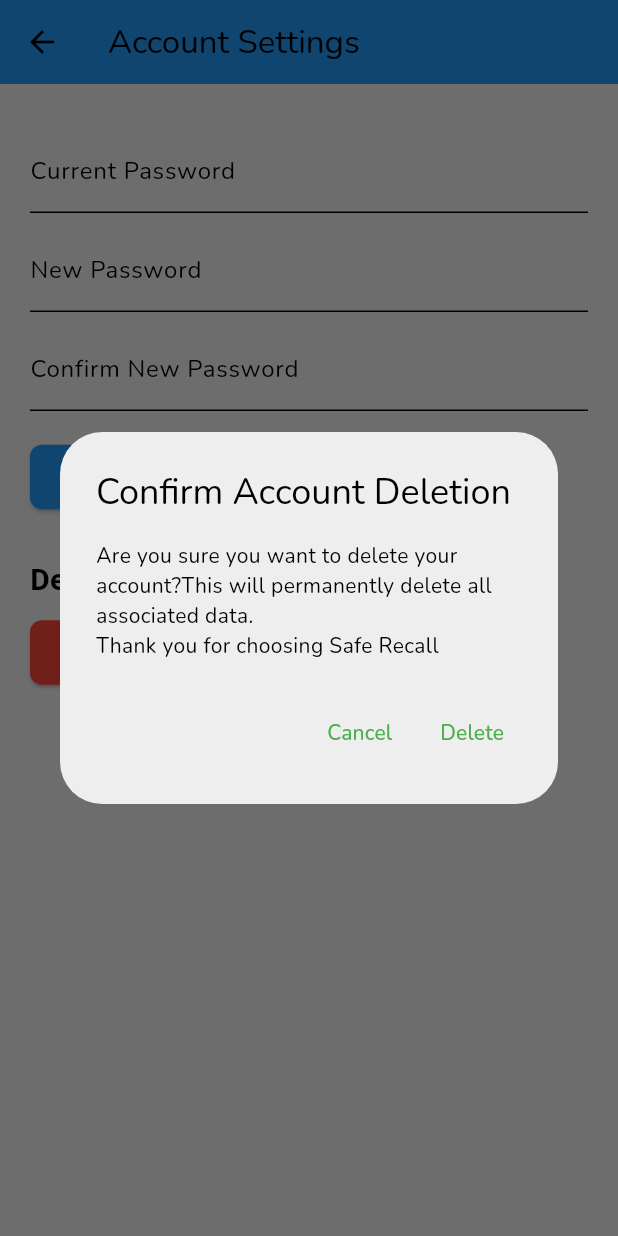
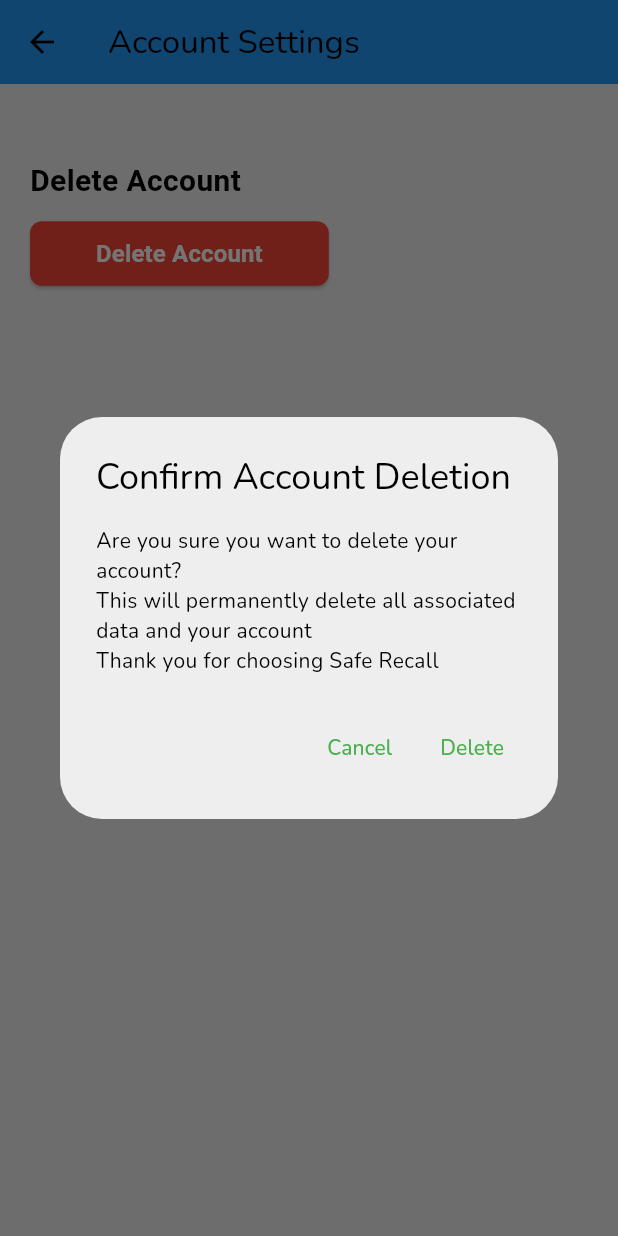
Before and after one commit to Wairioko/FDA-Recall-Alert, a Flutter app: the AccountSettingsWidget screen opened by its route, after a tap on "Delete Account", on a phone screen of 412 x 824 dp. Run offline on Flutter 3.47's test engine with Material 3 defaults, Android fonts, the phone set to English and light mode, and no system bars; our stand-ins replace bloc, camera, cloud_firestore, dartz, dio, firebase_auth and 19 more; missing offline and left inert: dart:ffi, google_mlkit_text_recognition, purchases_flutter; accounts and stored records are empty; network calls fail; Roboto replaces fonts that are missing (San Francisco).

```diff
--- a/lib/ui/screens/user_account/account_security.dart
+++ b/lib/ui/screens/user_account/account_security.dart
@@ -9,10 +9,6 @@ class AccountSettingsWidget extends StatefulWidget {
 }
 
 class _AccountSettingsWidgetState extends State<AccountSettingsWidget> {
-  bool _isSocialSignIn = true; // Set this value based on your authentication method
-  String _currentPassword = '';
-  String _newPassword = '';
-  String _confirmPassword = '';
 
   Future<void> _showDeleteConfirmationDialog() async {
     return showDialog<void>(
@@ -24,8 +20,8 @@ class _AccountSettingsWidgetState extends State<AccountSettingsWidget> {
           content: SingleChildScrollView(
             child: ListBody(
               children: <Widget>[
-                Text('Are you sure you want to delete your account?'
-                    'This will permanently delete all associated data.'), // Emphasize data loss
+                Text('Are you sure you want to delete your account?'),
+                Text('This will permanently delete all associated data and your account'),// Emphasize data loss
                 Text('Thank you for choosing Safe Recall'),
               ],
             ),
@@ -45,13 +41,10 @@ class _AccountSettingsWidgetState extends State<AccountSettingsWidget> {
 
                 if (uid != null) { // Ensure user is logged in
                   try {
-                    // Step 1: Delete user info in 'users'
-                    await FirebaseFirestore.instance
-                        .collection('users')
-                        .doc(uid)
-                        .delete();
 
-                    // Step 2: Delete data in other collections
+
+                    // Step 2: Delete data in collections
+                    await deleteDataFromCollection('users', uid);
                     await deleteDataFromCollection('receipts-data', uid);
                     await deleteDataFromCollection('notifications', uid);
                     await deleteDataFromCollection('watchlist', uid);
@@ -104,78 +97,6 @@ class _AccountSettingsWidgetState extends State<AccountSettingsWidget> {
         child: Column(
           crossAxisAlignment: CrossAxisAlignment.start,
           children: [
-            if (!_isSocialSignIn)
-            const Text(
-              'Change Password',
-              style: TextStyle(
-                fontSize: 20,
-                fontWeight: FontWeight.bold,
-                fontFamily: 'San Francisco',
-              ),
-            ),
-            SizedBox(height: 10),
-            TextFormField(
-              decoration: InputDecoration(
-                labelText: 'Current Password',
-              ),
-              onChanged: (value) {
-                setState(() {
-                  _currentPassword = value;
-                });
-              },
-              obscureText: true,
-            ),
-            SizedBox(height: 10),
-            TextFormField(
-              decoration: InputDecoration(
-                labelText: 'New Password',
-              ),
-              onChanged: (value) {
-                setState(() {
-                  _newPassword = value;
-                });
-              },
-              obscureText: true,
-            ),
-            SizedBox(height: 10),
-            TextFormField(
-              decoration: InputDecoration(
-                labelText: 'Confirm New Password',
-              ),
-              onChanged: (value) {
-                setState(() {
-                  _confirmPassword = value;
-                });
-              },
-              obscureText: true,
-            ),
-            SizedBox(height: 20),
-            ElevatedButton(
-              onPressed: () {
-                // Implement password change logic here
-                // Check if current password matches
-                // Check if new password and confirm password match
-                // Perform password change action
-              },
-              child: Padding(
-                padding: const EdgeInsets.symmetric(vertical: 10, horizontal: 20),
-                child: Text(
-                  'Change Password',
-                  style: TextStyle(
-                    fontSize: 16,
-                    fontWeight: FontWeight.bold,
-                    color: Colors.white,
-                    fontFamily: 'San Francisco',
-                  ),
-                ),
-              ),
-              style: ElevatedButton.styleFrom(
-                backgroundColor: Colors.blue, // Use your preferred color scheme
-                shape: RoundedRectangleBorder(
-                  borderRadius: BorderRadius.circular(8),
-                ),
-              ),
-            ),
             SizedBox(height: 30),
             Text(
               'Delete Account',
```
